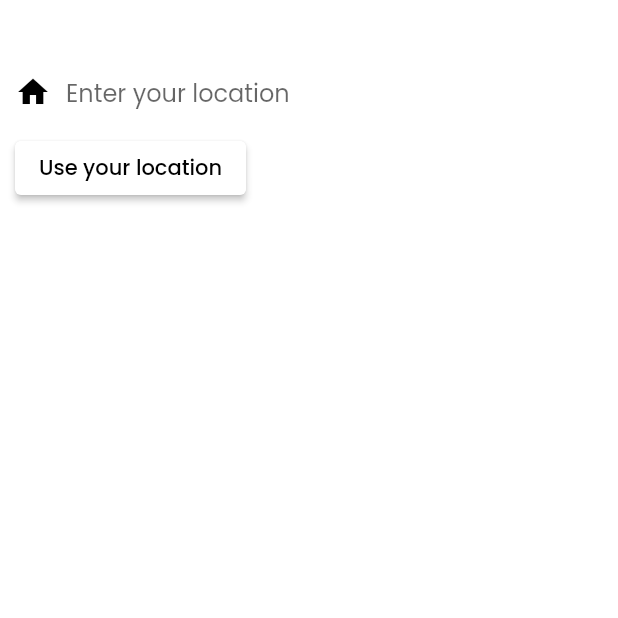
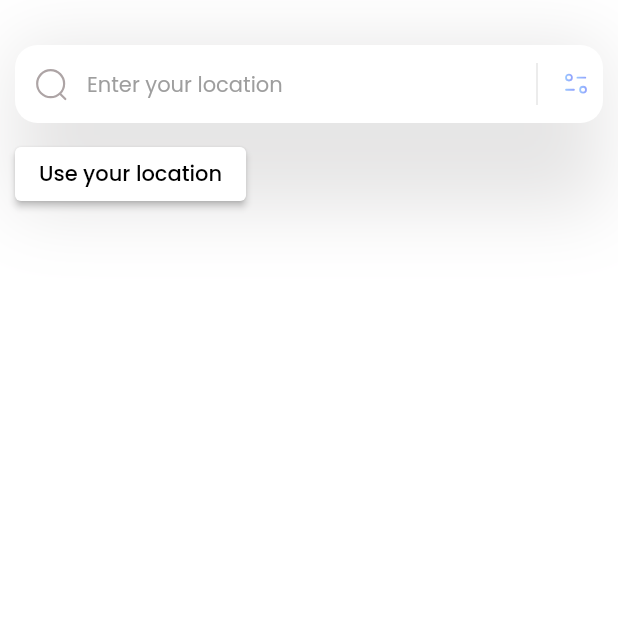
Before and after one commit to pravgautam12/flutter_barbershop, a Flutter app: the screen it shows after launch, on a phone screen of 412 x 824 dp, the top half of it. Run offline on Flutter 3.47's test engine with Material 2 defaults, Android fonts, the phone set to English and light mode, and no system bars; our stand-ins replace flutter_svg, location; network calls fail.

Commit message:
updated searc field's UI

```diff
--- a/lib/main.dart
+++ b/lib/main.dart
@@ -4,6 +4,7 @@ import 'package:flutter_barbershop/address_search.dart';
 import 'package:flutter_barbershop/place_service.dart';
 import 'package:flutter_barbershop/location.dart';
 import 'package:flutter_barbershop/place_detail.dart';
+import 'package:flutter_svg/flutter_svg.dart';
 
 void main() {
   runApp(const MyApp());
@@ -16,13 +17,7 @@ class MyApp extends StatelessWidget {
   Widget build(BuildContext context) {
     return MaterialApp(
       debugShowCheckedModeBanner: false,
-      theme: ThemeData(
-          colorScheme: ColorScheme.fromSwatch(
-              primarySwatch: Colors.blue,
-              backgroundColor: Colors.white,
-              accentColor: Colors.white,
-              cardColor: Colors.white),
-          fontFamily: 'Poppins'),
+      theme: ThemeData(fontFamily: 'Poppins'),
       home: const MyHomePage(),
     );
   }
@@ -85,6 +80,12 @@ class _MyHomePageState extends State<MyHomePage> {
           child: Column(children: <Widget>[
         Container(
           margin: const EdgeInsets.only(left: 10, right: 10, top: 30),
+          decoration: BoxDecoration(boxShadow: [
+            BoxShadow(
+                color: Color(0xff1D1617).withOpacity(0.11),
+                blurRadius: 40,
+                spreadRadius: 0.0)
+          ]),
           child: Column(
             crossAxisAlignment: CrossAxisAlignment.start,
             children: <Widget>[
@@ -118,17 +119,37 @@ class _MyHomePageState extends State<MyHomePage> {
                   }
                 },
                 decoration: InputDecoration(
-                  icon: Container(
-                    width: 10,
-                    height: 10,
-                    child: const Icon(
-                      Icons.home,
-                      color: Colors.black,
-                    ),
+                  filled: true,
+                  fillColor: Colors.white,
+                  hintText: locationText,
+                  hintStyle: const TextStyle(color: Colors.grey, fontSize: 14),
+                  contentPadding: const EdgeInsets.all(15),
+                  prefixIcon: Padding(
+                    padding: const EdgeInsets.all(12),
+                    child: SvgPicture.asset('assets/icons/Search.svg'),
                   ),
-                  hintText: locationText,
-                  border: InputBorder.none,
-                  contentPadding: const EdgeInsets.only(left: 8.0, top: 16.0),
+                  suffixIcon: Container(
+                    width: 100,
+                    child: IntrinsicHeight(
+                        child: Row(
+                      mainAxisAlignment: MainAxisAlignment.end,
+                      children: [
+                        const VerticalDivider(
+                          color: Colors.black,
+                          indent: 10,
+                          endIndent: 10,
+                          thickness: 0.1,
+                        ),
+                        Padding(
+                          padding: const EdgeInsets.all(8.0),
+                          child: SvgPicture.asset('assets/icons/Filter.svg'),
+                        )
+                      ],
+                    )),
+                  ),
+                  border: OutlineInputBorder(
+                      borderRadius: BorderRadius.circular(15),
+                      borderSide: BorderSide.none)
                 ),
               ),
               const SizedBox(height: 10),
--- a/pubspec.yaml
+++ b/pubspec.yaml
@@ -37,6 +37,7 @@ dependencies:
   # The following adds the Cupertino Icons font to your application.
   # Use with the CupertinoIcons class for iOS style icons.
   cupertino_icons: ^1.0.2
+  flutter_svg: ^2.0.7
 
 dev_dependencies:
   flutter_test:
@@ -63,6 +64,8 @@ flutter:
   # assets:
   #   - images/a_dot_burr.jpeg
   #   - images/a_dot_ham.jpeg
+  assets:
+    - assets/icons/
 
   # An image asset can refer to one or more resolution-specific "variants", see
   # https://flutter.dev/assets-and-images/#resolution-aware
```
Also changed, not shown: assets/icons/Filter.svg (added), assets/icons/Search.svg (added), pubspec.lock.
